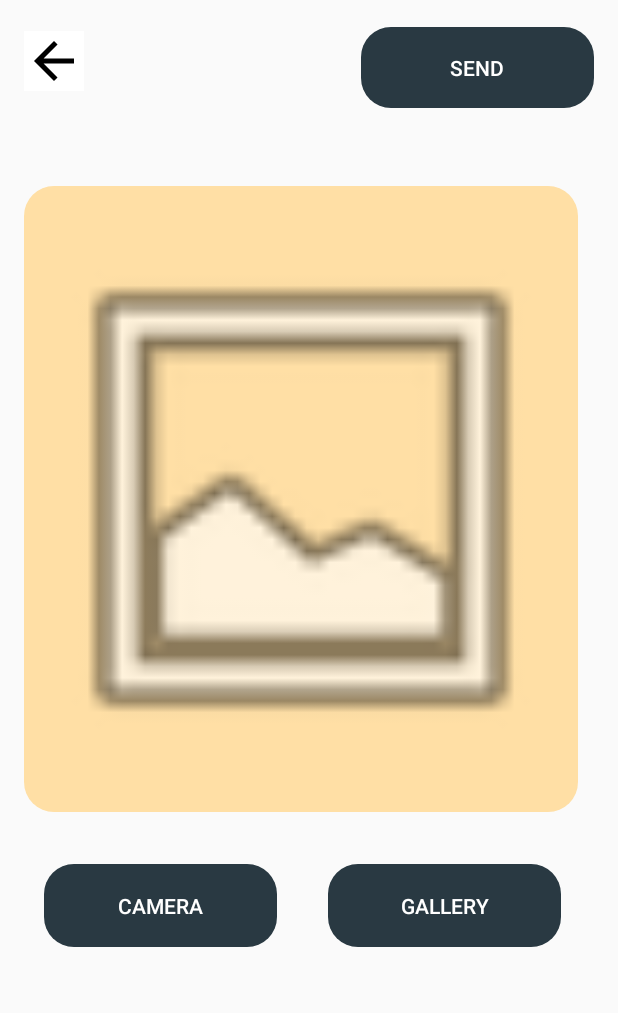
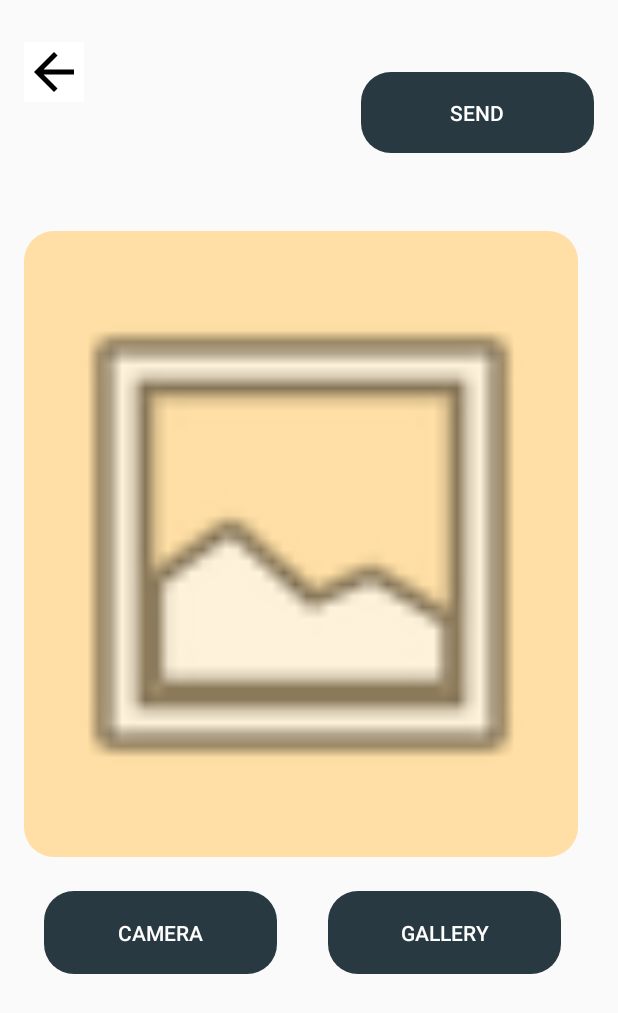
Before and after one commit to rifkikautsar/capstone-project, an Android app: the AddPhotoActivity screen opened directly, with no data from a screen before it, on a phone screen of 412 x 824 dp. Shown: the top 1013 px of the screen. Run offline under Robolectric (Android 15) with nearby library versions, the phone set to English and light mode, and no system bars; pictures from the network do not load.

Commit message:
Kulitku Mobile App Final Build

```diff
--- a/MD/app/src/main/res/layout/activity_add_photo.xml
+++ b/MD/app/src/main/res/layout/activity_add_photo.xml
@@ -19,20 +19,22 @@
         app:layout_constraintHorizontal_bias="0.0"
         app:layout_constraintStart_toStartOf="parent"
         app:layout_constraintTop_toTopOf="parent"
-        app:layout_constraintVertical_bias="0.026" />
+        app:layout_constraintVertical_bias="0.036" />
 
     <ImageView
         android:id="@+id/prevImage"
         android:layout_width="369dp"
         android:layout_height="417dp"
-        android:layout_marginTop="124dp"
+        android:layout_marginTop="32dp"
         android:background="@drawable/button_shape"
         android:backgroundTint="#FFDFA5"
         android:scaleType="fitCenter"
+        app:layout_constraintBottom_toBottomOf="parent"
         app:layout_constraintEnd_toEndOf="parent"
         app:layout_constraintHorizontal_bias="0.38"
         app:layout_constraintStart_toStartOf="parent"
         app:layout_constraintTop_toTopOf="parent"
+        app:layout_constraintVertical_bias="0.326"
         app:srcCompat="@android:drawable/ic_menu_gallery" />
 
     <androidx.appcompat.widget.AppCompatButton
@@ -81,6 +83,8 @@
         app:layout_constraintBottom_toTopOf="@+id/prevImage"
         app:layout_constraintEnd_toEndOf="parent"
         app:layout_constraintHorizontal_bias="0.937"
-        app:layout_constraintStart_toStartOf="parent" />
+        app:layout_constraintStart_toStartOf="parent"
+        app:layout_constraintTop_toTopOf="parent"
+        app:layout_constraintVertical_bias="1.0" />
 
 </androidx.constraintlayout.widget.ConstraintLayout>
--- a/MD/app/src/main/res/layout/activity_camera.xml
+++ b/MD/app/src/main/res/layout/activity_camera.xml
@@ -15,7 +15,7 @@
         android:id="@+id/captureImage"
         android:layout_width="60dp"
         android:layout_height="60dp"
-        android:layout_marginBottom="16dp"
+        android:layout_marginBottom="80dp"
         app:layout_constraintBottom_toBottomOf="parent"
         app:layout_constraintEnd_toEndOf="parent"
         app:layout_constraintStart_toStartOf="parent"
```
